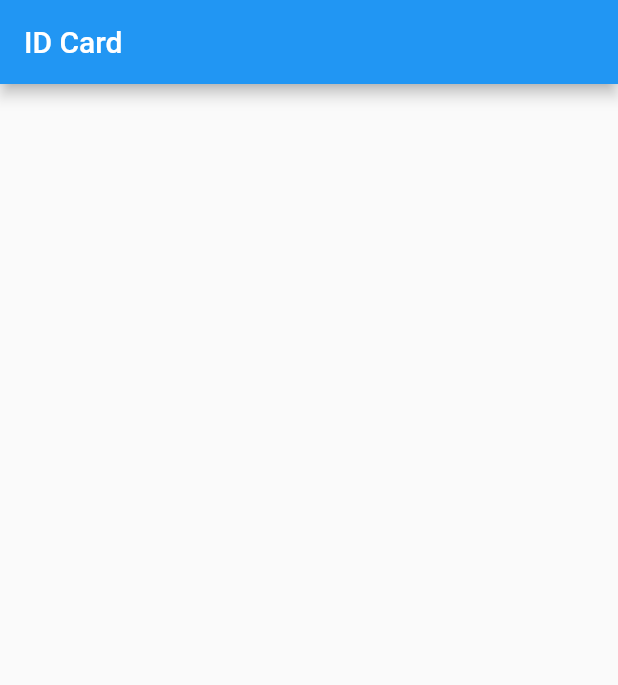
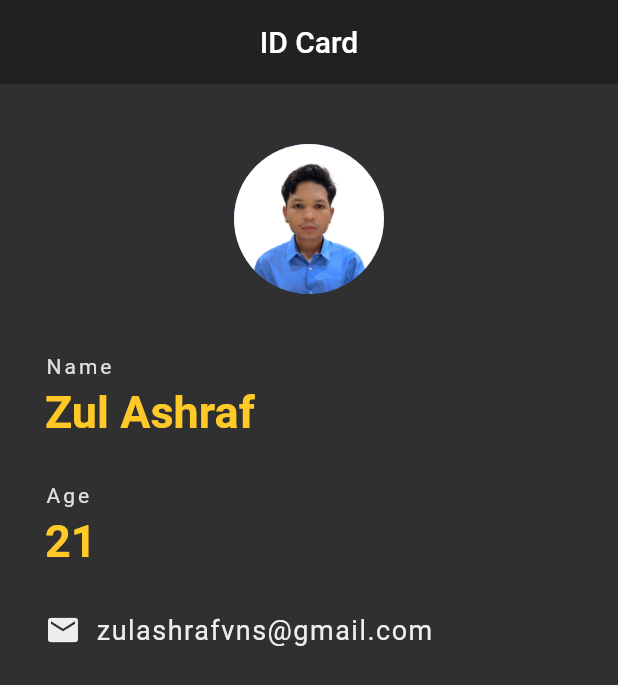
Before and after one commit to thrashraf/Flutter-practice-1, a Flutter app: the screen it shows after launch, on a phone screen of 412 x 824 dp. Shown: the top 685 px of the screen. Run offline on Flutter 3.47's test engine with Material 2 defaults, Android fonts, the phone set to English and light mode, and no system bars.

Commit message:
add some stuff

```diff
--- a/lib/main.dart
+++ b/lib/main.dart
@@ -12,8 +12,77 @@ class Card extends StatelessWidget {
   @override
   Widget build(BuildContext context) {
     return Scaffold(
+      backgroundColor: Colors.grey[850],
       appBar: AppBar(
         title: Text('ID Card'),
+        centerTitle: true,
+        backgroundColor: Colors.grey[900],
+        elevation: 0,
+      ),
+      body: Padding(
+        padding: EdgeInsets.fromLTRB(30, 40, 30, 0),
+        child: Column(crossAxisAlignment: CrossAxisAlignment.start, children: [
+          Center(
+            child: CircleAvatar(
+              backgroundImage: AssetImage('assets/me.jpg'),
+              radius: 50,
+            ),
+          ),
+          SizedBox(
+            height: 40,
+          ),
+          Text(
+            'Name',
+            style: TextStyle(color: Colors.grey[300], letterSpacing: 2),
+          ),
+          SizedBox(
+            height: 5,
+          ),
+          Text(
+            'Zul Ashraf',
+            style: TextStyle(
+                color: Colors.amber[400],
+                fontSize: 30,
+                fontWeight: FontWeight.bold),
+          ),
+          SizedBox(
+            height: 30,
+          ),
+          Text(
+            'Age',
+            style: TextStyle(color: Colors.grey[300], letterSpacing: 2),
+          ),
+          SizedBox(
+            height: 5,
+          ),
+          Text(
+            //get ashraf's year
+            (DateTime.now().year - 2001).toString(),
+            style: TextStyle(
+                color: Colors.amber[400],
+                fontSize: 30,
+                fontWeight: FontWeight.bold),
+          ),
+          SizedBox(
+            height: 30,
+          ),
+          Row(
+            children: [
+              Icon(
+                Icons.email,
+                color: Colors.grey[200],
+              ),
+              SizedBox(
+                width: 10,
+              ),
+              Text(
+                'zulashrafvns@gmail.com',
+                style: TextStyle(
+                    color: Colors.grey[200], fontSize: 18, letterSpacing: 1),
+              )
+            ],
+          )
+        ]),
       ),
     );
   }
```
Also changed, not shown: pubspec.yaml (+3 -6 lines), assets/me.jpg (added).
